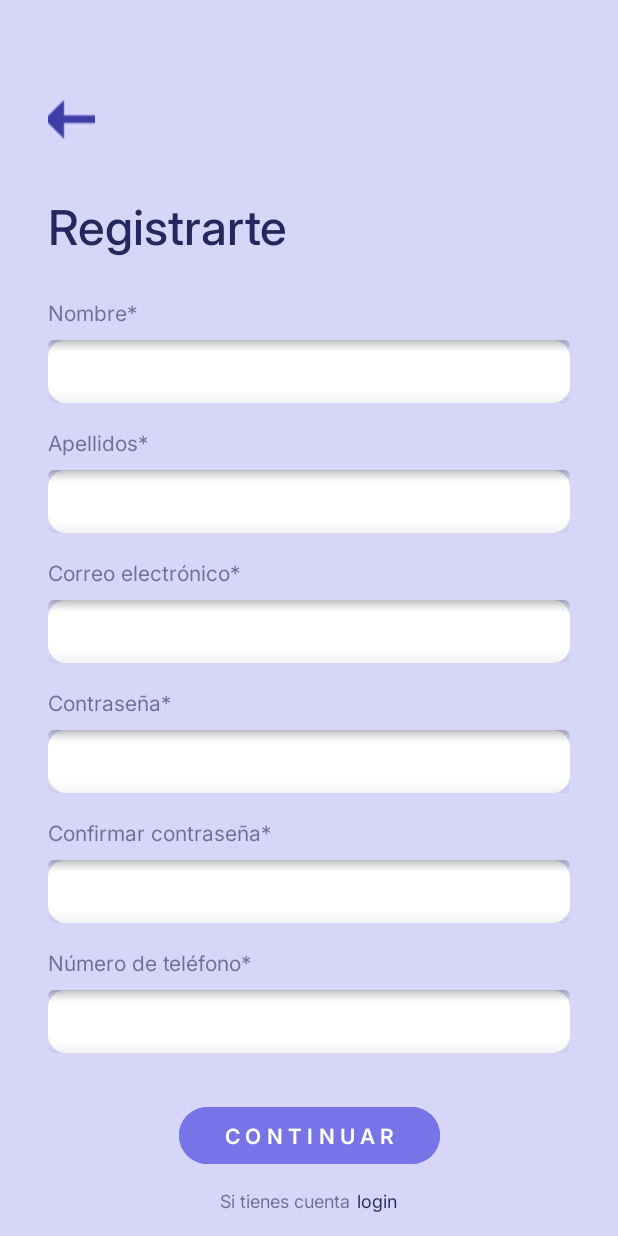
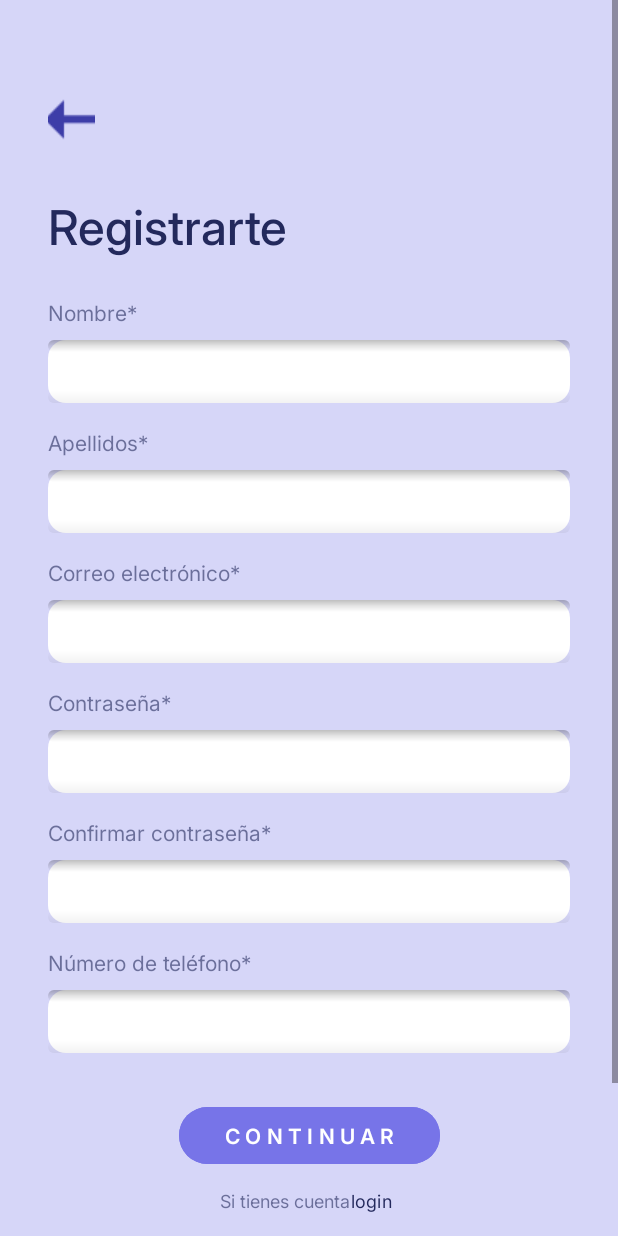
Before and after one commit to LuisFV7/Holdy, an Android app: the layout registrarte.xml on its own in the app's theme, with its tools: preview values and no code run, on a phone screen of 412 x 824 dp. Run offline under Robolectric (Android 15) with nearby library versions, the phone set to English and light mode, and no system bars.

Commit message:
Update registrarte.xml

```diff
--- a/app/src/main/res/layout/registrarte.xml
+++ b/app/src/main/res/layout/registrarte.xml
@@ -1,4 +1,15 @@
 <?xml version="1.0" encoding="utf-8"?>
+<ScrollView xmlns:android="http://schemas.android.com/apk/res/android"
+    xmlns:app="http://schemas.android.com/apk/res-auto"
+    xmlns:tools="http://schemas.android.com/tools"
+    android:layout_width="match_parent"
+    android:layout_height="match_parent"
+    android:fillViewport="true"
+    android:background="@color/background_color1"
+    tools:context=".RegistrarteActivity">
+
+
+
 <androidx.constraintlayout.widget.ConstraintLayout xmlns:android="http://schemas.android.com/apk/res/android"
     xmlns:app="http://schemas.android.com/apk/res-auto"
     xmlns:tools="http://schemas.android.com/tools"
@@ -268,18 +279,24 @@
         app:layout_constraintStart_toStartOf="parent"
         app:layout_constraintTop_toBottomOf="@id/btnContinuar" />
 
-    <TextView
+    <Button
         android:id="@+id/tvLoginLink"
         android:layout_width="wrap_content"
         android:layout_height="wrap_content"
         android:background="?attr/selectableItemBackgroundBorderless"
-        android:clickable="true"
-        android:focusable="true"
+        android:backgroundTint="@android:color/transparent"
         android:fontFamily="@font/inter_regular"
         android:includeFontPadding="false"
-        android:paddingHorizontal="4dp"
+        android:minWidth="0dp"
+        android:textAllCaps="false"
+        android:textColor="#23295C"
+        android:minHeight="0dp"
+        android:paddingLeft="0dp"
+        android:paddingTop="0dp"
+        android:paddingRight="0dp"
+        android:paddingBottom="0dp"
+        android:stateListAnimator="@null"
         android:text="@string/login_normal"
-        android:textColor="@color/azul_23295c"
         android:textSize="12sp"
         app:layout_constraintBaseline_toBaselineOf="@id/tvTieneCuenta"
         app:layout_constraintStart_toEndOf="@+id/tvTieneCuenta" />
@@ -354,3 +371,4 @@
         app:srcCompat="@drawable/googlelogo" />
 
 </androidx.constraintlayout.widget.ConstraintLayout>
+</ScrollView>
```
